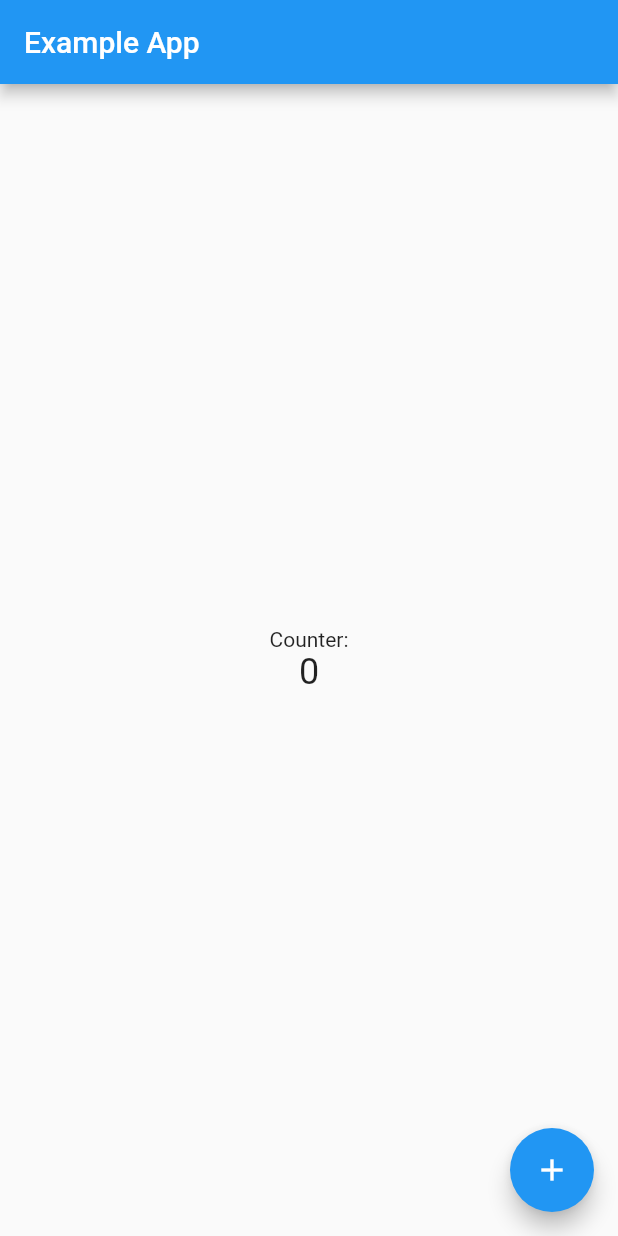
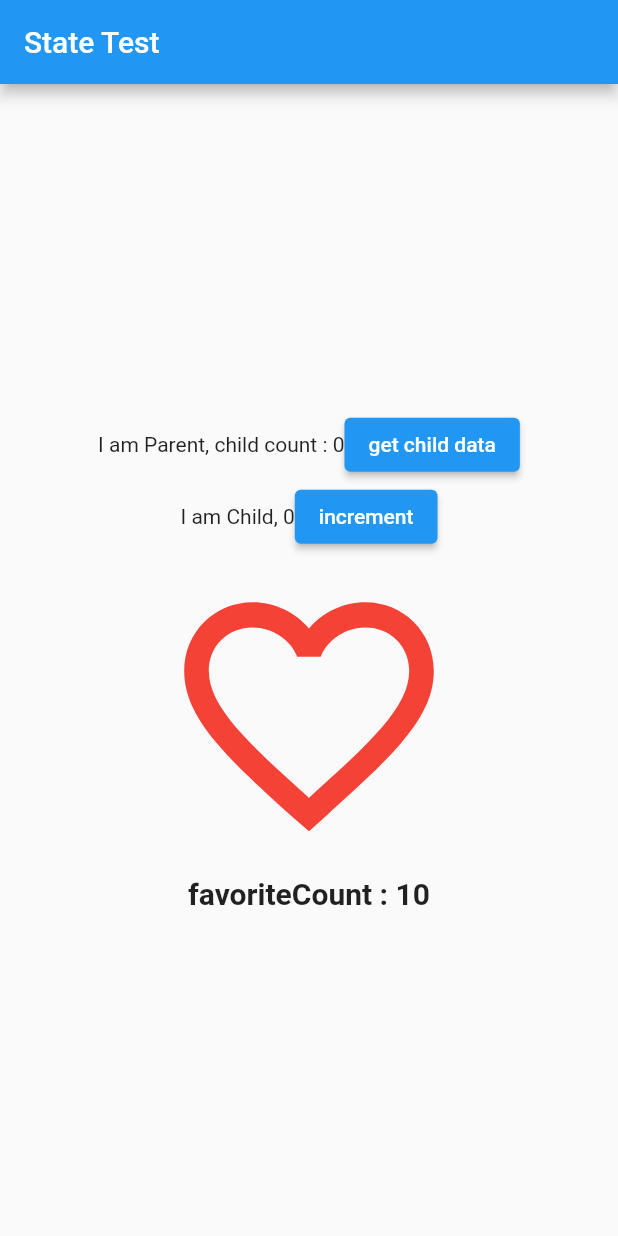
Before and after one commit to Bincher/3-2_project, a Flutter app: the screen it shows after launch, on a phone screen of 412 x 824 dp. Run offline on Flutter 3.47's test engine with Material 2 defaults, Android fonts, the phone set to English and light mode, and no system bars.

Commit message:
조상 위젯과 하위 위젯의 상태 얻기

```diff
--- a/app1/lib/main.dart
+++ b/app1/lib/main.dart
@@ -1,67 +1,129 @@
 import 'package:flutter/material.dart';
 
-void main() {
-  runApp(const MyApp());
+void main() => runApp(const ParentWidget());
+
+class ParentWidget extends StatefulWidget {
+  const ParentWidget({super.key});
+  @override
+  ParentWidgetState createState() => ParentWidgetState();
 }
 
-class MyApp extends StatelessWidget {
-  const MyApp({super.key});
+class ParentWidgetState extends State<ParentWidget> {
+  bool favorited = false;
+  int favoriteCount = 10;
 
-  @override
-  Widget build(BuildContext context) {
-    return const MaterialApp(home: MyStatefulPage());
+  GlobalKey<ChildWidgetState> childKey = GlobalKey();
+  int childCount = 0;
+
+  void toggleFavorite() {
+    setState(() {
+      if (favorited) {
+        favoriteCount -= 1;
+        favorited = false;
+      } else {
+        favoriteCount += 1;
+        favorited = true;
+      }
+    });
   }
-}
 
-class MyStatefulPage extends StatefulWidget {
-  const MyStatefulPage({super.key});
-
-  @override
-  _MyStatefulPageState createState() => _MyStatefulPageState();
-}
-
-class _MyStatefulPageState extends State<MyStatefulPage> {
-  int _counter = 0;
-
-  void _incrementCounter() {
-    setState(() => _counter++);
+  void getChildData() {
+    ChildWidgetState? childState = childKey.currentState;
+    setState(() {
+      childCount = childState?.childCount ?? 0;
+    });
   }
 
   @override
   Widget build(BuildContext context) {
-    return Scaffold(
-      appBar: AppBar(title: const Text('Example App')),
-      body: Center(
-        child: Column(
+    return MaterialApp(
+      home: Scaffold(
+        appBar: AppBar(
+          title: const Text('State Test'),
+        ),
+        body: Column(
           mainAxisAlignment: MainAxisAlignment.center,
-          children: <Widget>[
-            const Text('Counter:'),
-            Text('$_counter', style: const TextStyle(fontSize: 24)),
+          children: [
+            Row(
+              mainAxisAlignment: MainAxisAlignment.center,
+              children: [
+                Text('I am Parent, child count : $childCount'),
+                ElevatedButton(
+                    onPressed: getChildData,
+                    child: const Text('get child data'))
+              ],
+            ),
+            ChildWidget(key: childKey),
+            // ignore: prefer_const_constructors
+            IconWidget(),
+            // ignore: prefer_const_constructors
+            ContentWidget()
           ],
         ),
       ),
-      // FloatingActionButtonWidget을 여기에 배치합니다.
-      floatingActionButton: const ExternalFloatingButton(),
     );
   }
 }
 
-class ExternalFloatingButton extends StatelessWidget {
-  const ExternalFloatingButton({super.key});
+class ChildWidget extends StatefulWidget {
+  const ChildWidget({Key? key}) : super(key: key);
+
+  @override
+  State<StatefulWidget> createState() => ChildWidgetState();
+}
+
+class ChildWidgetState extends State<ChildWidget> {
+  int childCount = 0;
 
   @override
   Widget build(BuildContext context) {
-    // 부모 위젯인 MyHomePage의 상태를 찾습니다.
-    final homePageState =
-        context.findAncestorStateOfType<_MyStatefulPageState>();
-
-    return FloatingActionButton(
-      onPressed: () {
-        // 부모 위젯의 _incrementCounter 메서드를 호출하여 카운터를 증가시킵니다.
-        homePageState?._incrementCounter();
-      },
-      tooltip: 'Increment Counter',
-      child: const Icon(Icons.add),
+    return Row(
+      mainAxisAlignment: MainAxisAlignment.center,
+      children: [
+        Text('I am Child, $childCount'),
+        ElevatedButton(
+          child: const Text('increment'),
+          onPressed: () {
+            setState(() => childCount++);
+          },
+        ),
+      ],
     );
   }
 }
+
+class IconWidget extends StatelessWidget {
+  const IconWidget({super.key});
+
+  @override
+  Widget build(BuildContext context) {
+    ParentWidgetState? state =
+        context.findAncestorStateOfType<ParentWidgetState>();
+    return Center(
+      child: IconButton(
+        icon: ((state?.favorited ?? false)
+            ? const Icon(Icons.favorite)
+            : const Icon(Icons.favorite_border)),
+        color: Colors.red,
+        iconSize: 200,
+        onPressed: state?.toggleFavorite,
+      ),
+    );
+  }
+}
+
+class ContentWidget extends StatelessWidget {
+  const ContentWidget({super.key});
+
+  @override
+  Widget build(BuildContext context) {
+    ParentWidgetState? state =
+        context.findAncestorStateOfType<ParentWidgetState>();
+    return Center(
+      child: Text(
+        'favoriteCount : ${state?.favoriteCount}',
+        style: const TextStyle(fontSize: 20, fontWeight: FontWeight.bold),
+      ),
+    );
+  }
+}
```
